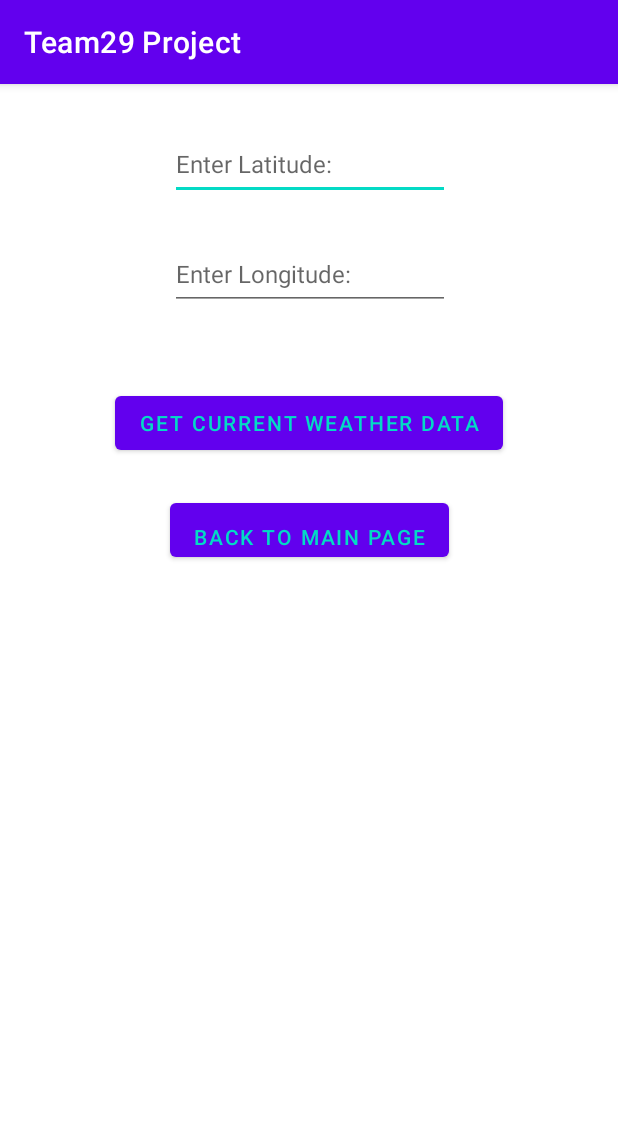
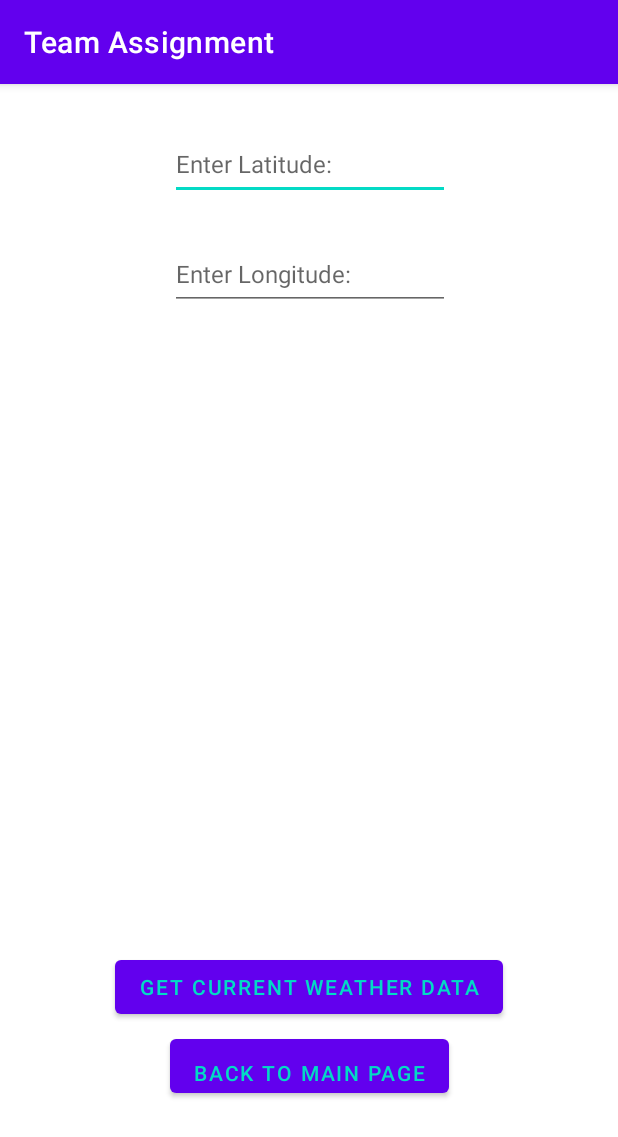
Before and after one commit to nikhilsapa5/Team_Assignment, an Android app: the WebService screen opened directly, with no data from a screen before it, after a tap on "GET CURRENT WEATHER DATA", on a phone screen of 412 x 824 dp. Shown: the top 1137 px of the screen. Run offline under Robolectric (Android 15) with nearby library versions, the phone set to English and light mode, and no system bars; our stand-ins replace Picasso; pictures from the network do not load.

Commit message:
Second commit with changes

```diff
--- a/app/src/main/java/edu/northeastern/team_assignment/MainActivity.java
+++ b/app/src/main/java/edu/northeastern/team_assignment/MainActivity.java
@@ -4,7 +4,6 @@ import androidx.appcompat.app.AppCompatActivity;
 import android.content.Intent;
 import android.os.Bundle;
 import android.view.View;
-
 
 public class MainActivity extends AppCompatActivity {
 
--- a/app/src/main/java/edu/northeastern/team_assignment/WebService.java
+++ b/app/src/main/java/edu/northeastern/team_assignment/WebService.java
@@ -131,7 +131,7 @@ public class WebService extends AppCompatActivity {
             });
         } else {
 
-            Toast.makeText(this, "Please enter the Latitude and Longitude correctly!",
+            Toast.makeText(this, "Please enter correct coordinates!",
                     Toast.LENGTH_SHORT).show();
         }
     }
@@ -146,8 +146,8 @@ public class WebService extends AppCompatActivity {
     public void onBackPressed() {
         new AlertDialog.Builder(this)
                 .setIcon(android.R.drawable.ic_dialog_alert)
-                .setTitle("Closing Activity")
-                .setMessage("Are you sure you want to close this activity?")
+                .setTitle("Exiting Activity")
+                .setMessage("Are you sure you want to exit?")
                 .setPositiveButton("Yes", new DialogInterface.OnClickListener()
                 {
                     @Override
--- a/app/src/main/res/layout/activity_webservice.xml
+++ b/app/src/main/res/layout/activity_webservice.xml
@@ -49,7 +49,7 @@
         app:layout_constraintEnd_toEndOf="parent"
         app:layout_constraintStart_toStartOf="parent"
         app:layout_constraintTop_toTopOf="parent"
-        app:layout_constraintVertical_bias="0.281" />
+        app:layout_constraintVertical_bias="0.803" />
 
     <EditText
         android:id="@+id/enterLatitude"
--- a/app/src/main/res/values/strings.xml
+++ b/app/src/main/res/values/strings.xml
@@ -1,3 +1,3 @@
 <resources>
-    <string name="app_name">Team29 Project</string>
+    <string name="app_name">Team Assignment</string>
 </resources>
```
